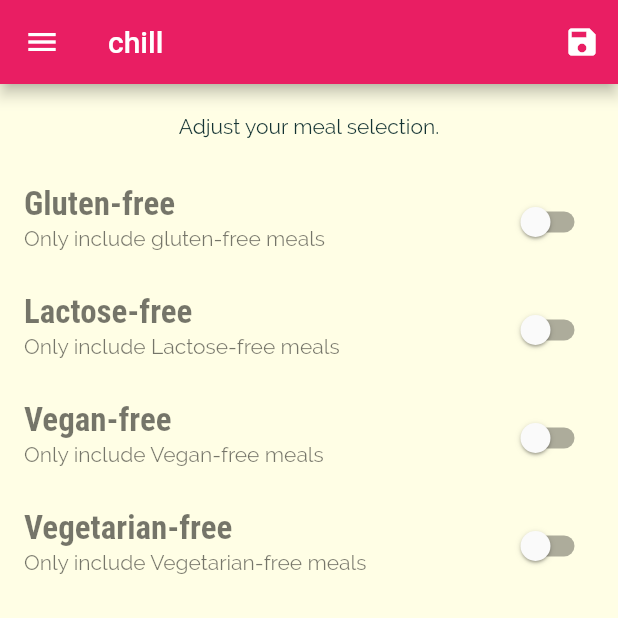
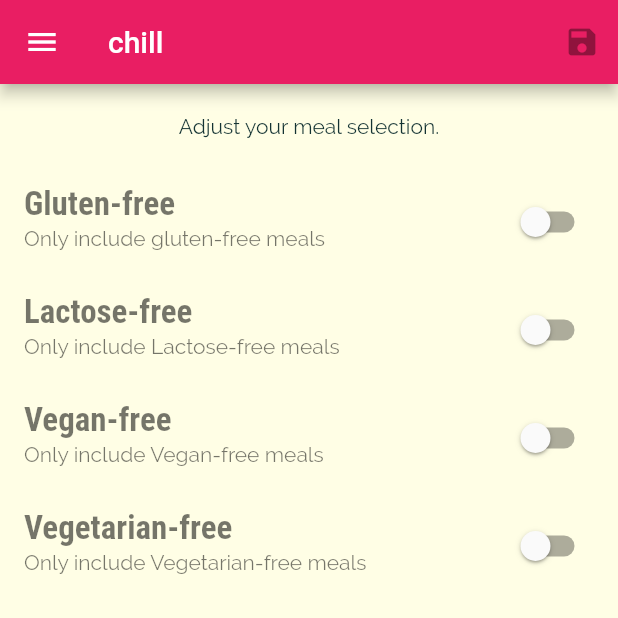
Before and after one commit to DungNguyen1/Cook, a Flutter app: the FilterScreen screen opened directly with empty values, on a phone screen of 412 x 824 dp, the top half of it. Run offline on Flutter 3.47's test engine with Material 2 defaults, Android fonts, the phone set to English and light mode, and no system bars; missing offline and left inert: dart:ffi.

Commit message:
add asset

```diff
--- a/lib/filters_screen.dart
+++ b/lib/filters_screen.dart
@@ -30,8 +30,7 @@ class _FilterScreenState extends State<FilterScreen> {
         appBar: AppBar(
           title: Text("chill"),
           actions: <Widget>[
-            IconButton(
-                onPressed: widget.saveFilters, icon: const Icon(Icons.save))
+            IconButton(onPressed: null, icon: const Icon(Icons.save))
           ],
         ),
         drawer: MainDrawer(),
--- a/lib/main.dart
+++ b/lib/main.dart
@@ -27,7 +27,6 @@ class _MyAppState extends State<MyApp> {
   void _setFilters(Map<String, bool> filtersdata) {
     setState(() {
       _filters = filtersdata;
-      _availableMeals = DUMMY_MEALS.where((meal) {}).toList();
     });
   }
 
```
